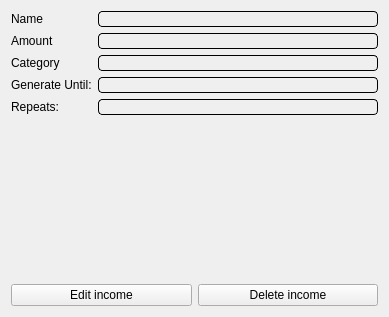
iodream/Spend-Note, file src/Client/View/MainPage/Income/PeriodicIncomeViewSubPage/PeriodicIncomeViewSubPage.ui: the form before one commit.
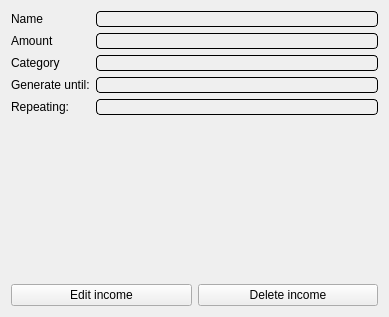
The form after the commit. Icons and pictures are not drawn.

What changed in the file:
```diff
--- a/src/Client/View/MainPage/Income/PeriodicIncomeViewSubPage/PeriodicIncomeViewSubPage.ui
+++ b/src/Client/View/MainPage/Income/PeriodicIncomeViewSubPage/PeriodicIncomeViewSubPage.ui
@@ -91,7 +91,7 @@
      <item row="3" column="0">
       <widget class="QLabel" name="ExpiresLabel">
        <property name="text">
-        <string>Generate Until:</string>
+        <string>Generate until:</string>
        </property>
       </widget>
      </item>
@@ -113,7 +113,7 @@
      <item row="4" column="0">
       <widget class="QLabel" name="Repeats">
        <property name="text">
-        <string>Repeats:</string>
+        <string>Repeating:</string>
        </property>
       </widget>
      </item>
```
